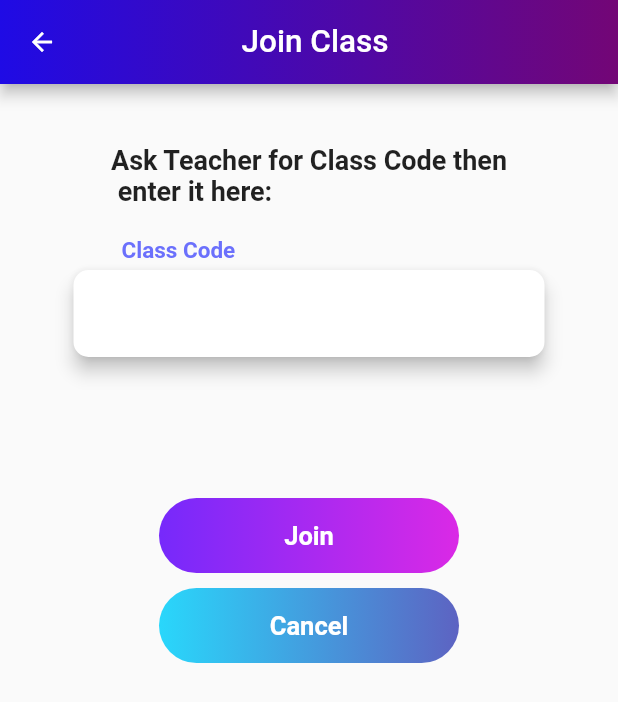
After one commit to innoventix-solutions/Quizable, a Flutter app: the screen102 screen opened directly, on a phone screen of 412 x 824 dp. The commit adds this screen. Shown: the top 702 px of the screen. Run offline on Flutter 3.47's test engine with Material 2 defaults, Android fonts, the phone set to English and light mode, and no system bars; our stand-ins replace fluttertoast, share; Roboto replaces fonts that are missing (yu).

Commit message:
NEW screen

```diff
--- a/lib/edu.dart
+++ b/lib/edu.dart
@@ -38,7 +38,7 @@ class _eduState extends State<edu> {
                     ),
                   ),
                   Text(
-                    "Supporting,improving",
+                    "Supporting and improving",
                     textAlign: TextAlign.left,
                     style: TextStyle(color: Colors.white, fontSize: 25),
                   ),
--- a/lib/main.dart
+++ b/lib/main.dart
@@ -19,17 +19,18 @@ import 'screen14.dart';
 import 'invitecode.dart';
 import 'screen25.dart';
 import 'screen101.dart';
+import 'screen102.dart';
 
 void main() {
   runApp(MyApp());
 }
 
-class MyApp extends StatelessWidget {
+  class MyApp extends StatelessWidget {
   @override
   Widget build(BuildContext context) {
     return MaterialApp(
       theme: ThemeData(fontFamily: 'yu'),
-      home: sec(),debugShowCheckedModeBanner: false,
+      home: screen14(),debugShowCheckedModeBanner: false,
     routes: {
       'signup_teacher':(context)=>sec(),
       'login':(context)=>third(),
--- /dev/null
+++ b/lib/screen102.dart
@@ -0,0 +1,135 @@
+import 'package:flutter/material.dart';
+import 'package:newpro/global.dart';
+
+class screen102 extends StatefulWidget {
+  @override
+  _screen102State createState() => _screen102State();
+}
+
+class _screen102State extends State<screen102> {
+  @override
+  Widget build(BuildContext context) {
+    return SafeArea(
+      child: Scaffold(
+          appBar: AppBar(
+            automaticallyImplyLeading: true,
+            leading: IconButton(
+              icon: Icon(
+                Icons.arrow_back,
+                color: Colors.white,
+                size: 20,
+              ),
+            ),
+            title: Center(
+              child: Text(
+                "Join Class",
+                style: TextStyle(fontSize: 21),
+              ),
+            ),
+            flexibleSpace: Container(
+              decoration: BoxDecoration(
+                gradient: LinearGradient(
+                  begin: Alignment.centerLeft,
+                  end: Alignment.centerRight,
+                  colors: [darkblue, darkpurple],
+                ),
+              ),
+            ),
+            actions: <Widget>[
+              IconButton(
+                icon: Icon(
+                  Icons.arrow_back_ios,
+                  color: Colors.transparent,
+                  size: 10,
+                ),
+              ),
+            ],
+          ),
+          body: SingleChildScrollView(
+            child: Column(
+              children: <Widget>[
+                Center(
+                  child: Padding(
+                    padding: const EdgeInsets.only(top: 40),
+                    child: Column(
+                      children: <Widget>[
+                        Text(
+                          "Ask Teacher for Class Code then\n enter it here:",
+                          style: TextStyle(
+                              fontSize: 18, fontWeight: FontWeight.bold),
+                        ),
+                        Container(
+                            width: 250,
+                            padding: EdgeInsets.only(top: 20),
+                            child: Text(
+                              'Class Code',
+                              style: TextStyle(
+                                  color: lightblue,
+                                  fontSize: 15,
+                                  fontWeight: FontWeight.bold),
+                            )),
+                      ],
+                    ),
+                  ),
+                ),
+                Center(
+                  child: Container(
+                    padding: EdgeInsets.only(left: 45, right: 45),
+                    child: Card(
+                      elevation: 5.0,
+                      shape: RoundedRectangleBorder(
+                        borderRadius: BorderRadius.circular(10.0),
+                      ),
+                      child: Padding(
+                        padding: const EdgeInsets.only(
+                            top: 5, bottom: 5, left: 50, right: 50),
+                        child: TextField(decoration: InputDecoration(
+                          border: InputBorder.none),
+                          textAlign: TextAlign.center,
+                        ),
+                      ),
+                    ),
+                  ),
+                ),
+                Padding(
+                  padding: const EdgeInsets.only(top: 90),
+                  child: Container(
+                    width: 200,
+                    child: GradientButtonText(
+                      linearGradient:
+                          LinearGradient(colors: <Color>[purple, pink]),
+                      text: Text(
+                        "Join",
+                        style: TextStyle(
+                            color: Colors.white,
+                            fontWeight: FontWeight.bold,
+                            fontSize: 17),
+                        textAlign: TextAlign.center,
+                      ),
+                    ),
+                  ),
+                ),
+                Padding(
+                  padding: const EdgeInsets.only(top: 10),
+                  child: Container(
+                    width: 200,
+                    child: GradientButtonText(
+                      linearGradient:
+                          LinearGradient(colors: <Color>[navy, navyblue]),
+                      text: Text(
+                        "Cancel",
+                        style: TextStyle(
+                            color: Colors.white,
+                            fontWeight: FontWeight.bold,
+                            fontSize: 17),
+                        textAlign: TextAlign.center,
+                      ),
+                    ),
+                  ),
+                )
+              ],
+            ),
+          )),
+    );
+  }
+}
--- a/lib/screen14.dart
+++ b/lib/screen14.dart
@@ -45,7 +45,8 @@ class _screen14State extends State<screen14> {
             ),
           ],
         ),
-        body: Center(
+        body: SingleChildScrollView(
+          child: Center(
             child: Column(
               mainAxisAlignment: MainAxisAlignment.start,
               children: <Widget>[
@@ -63,7 +64,7 @@ class _screen14State extends State<screen14> {
                   padding: const EdgeInsets.all(40),
                   child: Column(
                     children: <Widget>[
-                    Container(width: 230,
+                      Container(width: 250,
                           child: Text('Name of Classroom',style: TextStyle(color: lightblue,
                           fontSize: 18,fontWeight: FontWeight.bold),)),
                       Card(elevation: 5.0,
@@ -72,10 +73,11 @@ class _screen14State extends State<screen14> {
                         ),
                         child: Padding(
                           padding: const EdgeInsets.only(
-                            top: 15, bottom: 15,left: 20,right: 100),
-                        child: Text(
-                          'Messiah Classroom',
-                          textAlign: TextAlign.start,
+                              top: 5, bottom: 5,left: 50,right:50),
+                          child: TextField(decoration: InputDecoration(
+                            border: InputBorder.none),
+
+                            textAlign: TextAlign.center,
                           ),
                         ),
                       ),
@@ -89,6 +91,7 @@ class _screen14State extends State<screen14> {
             ),
           ),
         ),
+      ),
 
     );
   }
```
Also changed, not shown: lib/global.dart (line endings or trailing spaces). Lines whose indentation alone changed are shown as unchanged.
